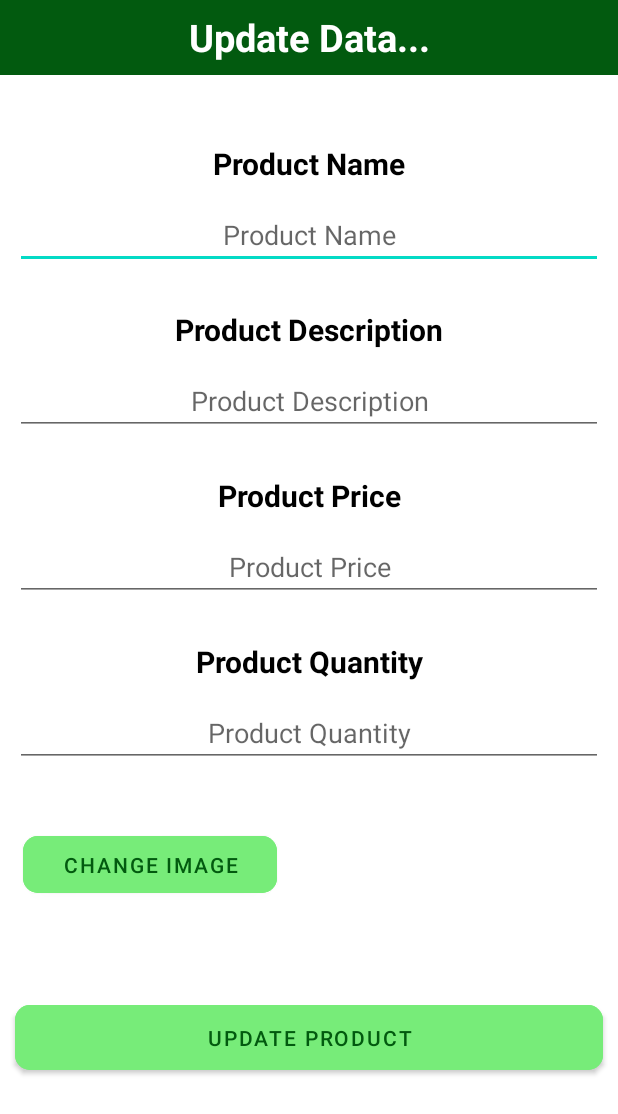
After one commit to shlok55/mad-project, an Android app: the layout plantupdate.xml on its own in the app's theme, with its tools: preview values and no code run, on a phone screen of 412 x 824 dp. The commit adds this screen. Shown: the top 1114 px of the screen. Run offline under Robolectric (Android 15) with nearby library versions, the phone set to English and light mode, and no system bars.

Commit message:
Push Code

```diff
--- /dev/null
+++ b/app/src/main/res/drawable/ic_baseline_create_24.xml
@@ -0,0 +1,5 @@
+<vector android:height="24dp" android:tint="#000000"
+    android:viewportHeight="24" android:viewportWidth="24"
+    android:width="24dp" xmlns:android="http://schemas.android.com/apk/res/android">
+    <path android:fillColor="@android:color/white" android:pathData="M3,17.25V21h3.75L17.81,9.94l-3.75,-3.75L3,17.25zM20.71,7.04c0.39,-0.39 0.39,-1.02 0,-1.41l-2.34,-2.34c-0.39,-0.39 -1.02,-0.39 -1.41,0l-1.83,1.83 3.75,3.75 1.83,-1.83z"/>
+</vector>
--- /dev/null
+++ b/app/src/main/res/drawable/ic_baseline_delete_forever_24.xml
@@ -0,0 +1,5 @@
+<vector android:height="24dp" android:tint="#000000"
+    android:viewportHeight="24" android:viewportWidth="24"
+    android:width="24dp" xmlns:android="http://schemas.android.com/apk/res/android">
+    <path android:fillColor="@android:color/white" android:pathData="M6,19c0,1.1 0.9,2 2,2h8c1.1,0 2,-0.9 2,-2L18,7L6,7v12zM8.46,11.88l1.41,-1.41L12,12.59l2.12,-2.12 1.41,1.41L13.41,14l2.12,2.12 -1.41,1.41L12,15.41l-2.12,2.12 -1.41,-1.41L10.59,14l-2.13,-2.12zM15.5,4l-1,-1h-5l-1,1L5,4v2h14L19,4z"/>
+</vector>
--- /dev/null
+++ b/app/src/main/res/drawable/ic_baseline_update_24.xml
@@ -0,0 +1,5 @@
+<vector android:height="24dp" android:tint="#000000"
+    android:viewportHeight="24" android:viewportWidth="24"
+    android:width="24dp" xmlns:android="http://schemas.android.com/apk/res/android">
+    <path android:fillColor="@android:color/white" android:pathData="M21,10.12h-6.78l2.74,-2.82c-2.73,-2.7 -7.15,-2.8 -9.88,-0.1c-2.73,2.71 -2.73,7.08 0,9.79s7.15,2.71 9.88,0C18.32,15.65 19,14.08 19,12.1h2c0,1.98 -0.88,4.55 -2.64,6.29c-3.51,3.48 -9.21,3.48 -12.72,0c-3.5,-3.47 -3.53,-9.11 -0.02,-12.58s9.14,-3.47 12.65,0L21,3V10.12zM12.5,8v4.25l3.5,2.08l-0.72,1.21L11,13V8H12.5z"/>
+</vector>
--- /dev/null
+++ b/app/src/main/res/layout/plantupdate.xml
@@ -0,0 +1,190 @@
+<?xml version="1.0" encoding="utf-8"?>
+<RelativeLayout xmlns:android="http://schemas.android.com/apk/res/android"
+    xmlns:app="http://schemas.android.com/apk/res-auto"
+    xmlns:tools="http://schemas.android.com/tools"
+    android:layout_width="match_parent"
+    android:layout_height="match_parent">
+
+    <TextView
+        android:id="@+id/textView7"
+        android:layout_width="match_parent"
+        android:layout_height="50dp"
+        android:layout_marginBottom="64dp"
+        android:background="@color/green"
+        android:gravity="center"
+        android:text="Update Data..."
+        android:textColor="@color/white"
+        android:textSize="25dp"
+        android:textStyle="bold" />
+
+
+    <Button
+        android:id="@+id/update"
+        android:layout_width="match_parent"
+        android:layout_height="55dp"
+        android:layout_below="@id/upimage"
+        android:layout_marginStart="10dp"
+        android:layout_marginTop="-10dp"
+        android:layout_marginEnd="10dp"
+        android:layout_marginBottom="10dp"
+        android:backgroundTint="#77EC79"
+        android:text="update product"
+        android:textColor="#025A0F"
+        app:cornerRadius="10dp"
+        tools:layout_editor_absoluteX="48dp"
+        tools:layout_editor_absoluteY="554dp" />
+
+    <Button
+        android:id="@+id/uploadupimg"
+        android:layout_width="169dp"
+        android:layout_height="50dp"
+        android:layout_below="@id/upquantity"
+        android:layout_marginStart="15dp"
+        android:layout_marginTop="30dp"
+        android:layout_marginEnd="10dp"
+        android:layout_marginBottom="10dp"
+        android:backgroundTint="#77EC79"
+        android:text="Change Image"
+        android:textColor="#025A0F"
+        app:cornerRadius="10dp"
+        tools:layout_editor_absoluteX="57dp"
+        tools:layout_editor_absoluteY="439dp" />
+
+    <TextView
+        android:id="@+id/nameup"
+        android:layout_width="match_parent"
+        android:layout_height="50dp"
+        android:layout_below="@id/textView7"
+        android:layout_marginStart="10dp"
+        android:layout_marginTop="-30dp"
+        android:layout_marginEnd="10dp"
+        android:layout_marginBottom="10dp"
+        android:gravity="center"
+        android:text="Product Name"
+        android:textColor="@color/black"
+        android:textSize="20dp"
+        android:textStyle="bold" />
+
+    <EditText
+        android:id="@+id/upname"
+        android:layout_width="match_parent"
+        android:layout_height="wrap_content"
+        android:layout_below="@id/nameup"
+        android:layout_marginStart="10dp"
+        android:layout_marginTop="-10dp"
+        android:layout_marginEnd="10dp"
+        android:layout_marginBottom="10dp"
+        android:ems="10"
+        android:gravity="center"
+        android:hint="Product Name"
+        android:inputType="textPersonName"
+        tools:layout_editor_absoluteX="101dp"
+        tools:layout_editor_absoluteY="123dp" />
+
+    <TextView
+        android:id="@+id/aboutup"
+        android:layout_width="match_parent"
+        android:layout_height="50dp"
+        android:layout_below="@id/upname"
+        android:layout_marginStart="10dp"
+        android:layout_marginTop="5dp"
+        android:layout_marginEnd="10dp"
+        android:layout_marginBottom="10dp"
+        android:gravity="center"
+        android:text="Product Description"
+        android:textColor="@color/black"
+        android:textSize="20dp"
+        android:textStyle="bold" />
+
+    <EditText
+        android:id="@+id/upabout"
+        android:layout_width="match_parent"
+        android:layout_height="wrap_content"
+        android:ems="10"
+        android:layout_marginStart="10dp"
+        android:layout_marginTop="-10dp"
+        android:layout_marginEnd="10dp"
+        android:layout_marginBottom="10dp"
+        android:layout_below="@id/aboutup"
+        android:gravity="center"
+        android:hint="Product Description"
+        android:inputType="textPersonName"
+        tools:layout_editor_absoluteX="101dp"
+        tools:layout_editor_absoluteY="189dp" />
+
+    <TextView
+        android:id="@+id/priceup"
+        android:layout_width="match_parent"
+        android:layout_height="50dp"
+        android:layout_below="@id/upabout"
+        android:layout_marginStart="10dp"
+        android:layout_marginTop="5dp"
+        android:layout_marginEnd="10dp"
+        android:layout_marginBottom="10dp"
+        android:gravity="center"
+        android:text="Product Price"
+        android:textColor="@color/black"
+        android:textSize="20dp"
+        android:textStyle="bold" />
+
+    <EditText
+        android:id="@+id/upprice"
+        android:layout_width="match_parent"
+        android:layout_height="wrap_content"
+        android:layout_below="@id/priceup"
+        android:layout_marginStart="10dp"
+        android:layout_marginTop="-10dp"
+        android:layout_marginEnd="10dp"
+        android:layout_marginBottom="10dp"
+        android:ems="10"
+        android:gravity="center"
+        android:hint="Product Price"
+        android:inputType="number"
+        tools:layout_editor_absoluteX="101dp"
+        tools:layout_editor_absoluteY="256dp" />
+
+    <TextView
+        android:id="@+id/quantup"
+        android:layout_width="match_parent"
+        android:layout_height="50dp"
+        android:layout_below="@id/upprice"
+        android:layout_marginStart="10dp"
+        android:layout_marginTop="5dp"
+        android:layout_marginEnd="10dp"
+        android:layout_marginBottom="10dp"
+        android:gravity="center"
+        android:text="Product Quantity"
+        android:textColor="@color/black"
+        android:textSize="20dp"
+        android:textStyle="bold" />
+
+    <EditText
+        android:id="@+id/upquantity"
+        android:layout_width="match_parent"
+        android:layout_height="wrap_content"
+        android:ems="10"
+        android:layout_marginStart="10dp"
+        android:layout_marginTop="-10dp"
+        android:layout_marginEnd="10dp"
+        android:layout_marginBottom="10dp"
+        android:gravity="center"
+        android:layout_below="@id/quantup"
+        android:hint="Product Quantity"
+        android:inputType="number"
+        tools:layout_editor_absoluteX="101dp"
+        tools:layout_editor_absoluteY="324dp" />
+
+    <ImageView
+        android:id="@+id/upimage"
+        android:layout_width="117dp"
+        android:layout_height="117dp"
+        android:layout_below="@id/upquantity"
+        android:layout_marginStart="25dp"
+        android:layout_marginTop="10dp"
+        android:layout_marginEnd="25dp"
+        android:layout_marginBottom="25dp"
+        android:layout_toRightOf="@id/uploadupimg"
+        tools:layout_editor_absoluteX="272dp"
+        tools:layout_editor_absoluteY="417dp" />
+
+</RelativeLayout>
```
Also changed, not shown: app/src/main/java/com/example/greenrise_sgp/Plant.java (+1 -10 lines), app/src/main/java/com/example/greenrise_sgp/PlantAdapter.java (+32 -67 lines), app/src/main/res/drawable/background.xml (added, +8 -0 lines), app/src/main/res/layout/plantentry.xml (+7 -37 lines), 1 other file.
